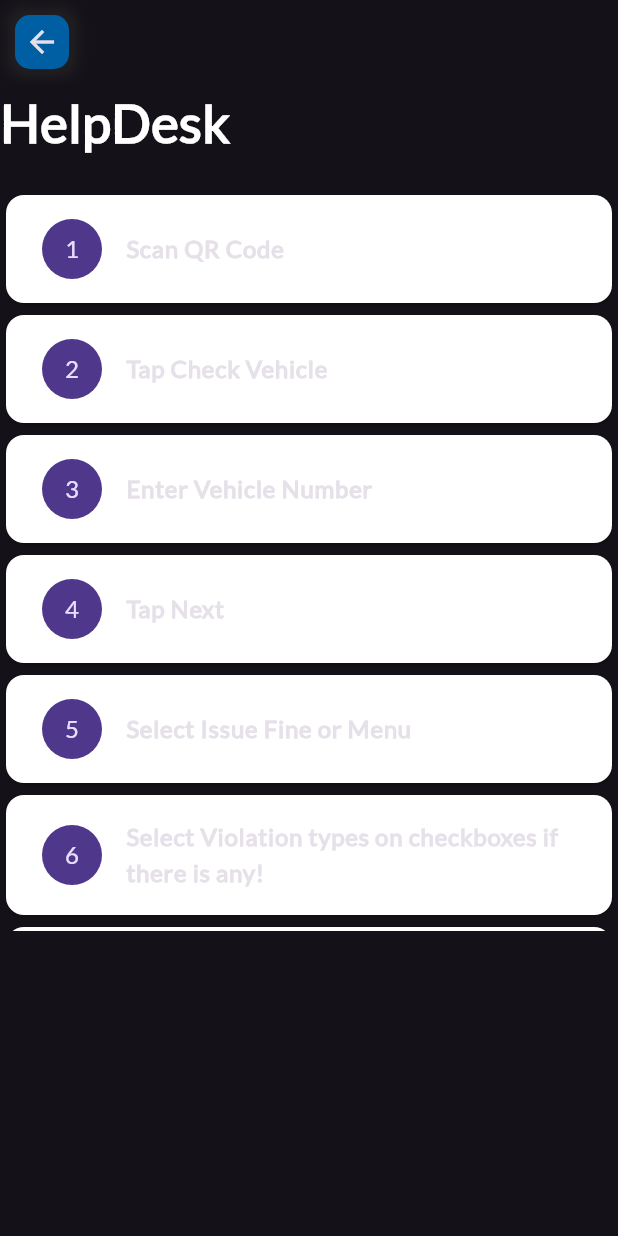
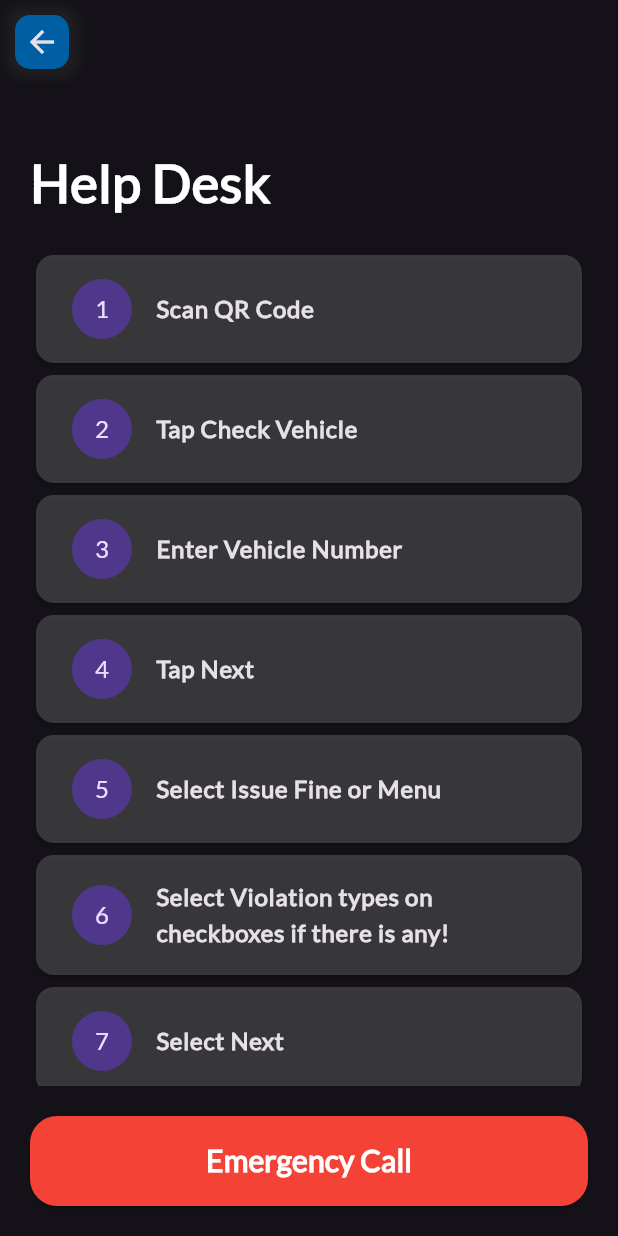
Before and after one commit to ShankaVisal/Smart_Fine_System_new, a Flutter app: the homePage screen opened directly, after a tap on "Support", on a phone screen of 412 x 824 dp. Run offline on Flutter 3.47's test engine with Material 3 defaults, Android fonts, the phone set to English and light mode, and no system bars; our stand-ins replace cloud_firestore, firebase_auth, firebase_core, lottie; missing offline and left inert: encrypt, flutter_barcode_scanner, mongo_dart; accounts and stored records are empty; network calls fail.

Commit message:
update project

```diff
--- a/lib/HelpDesk.dart
+++ b/lib/HelpDesk.dart
@@ -1,4 +1,6 @@
 import 'package:flutter/material.dart';
+import 'package:untitled27/Firebase/Login%20page.dart';
+import 'package:untitled27/RevenueLicenseDataBase/Display%20Details%20Only.dart';
 
 class HelpDesk extends StatelessWidget {
   HelpDesk({Key? key}) : super(key: key);
@@ -43,11 +45,14 @@ class HelpDesk extends StatelessWidget {
           ),
         ),
       ),
-      body: Column(
+      body: Padding(
+        padding: const EdgeInsets.all(20.0),
+        child: Column(
           crossAxisAlignment: CrossAxisAlignment.start,
           children: [
+            const SizedBox(height: 20),
             const Text(
-            "HelpDesk",
+              "Help Desk",
               style: TextStyle(
                 fontSize: 35,
                 fontWeight: FontWeight.bold,
@@ -55,14 +60,12 @@ class HelpDesk extends StatelessWidget {
               ),
             ),
             const SizedBox(height: 20),
-          Container(
-            height: screenHeight / 5 * 3,
-            child: Expanded(
+            Expanded(
               child: ListView.builder(
                 itemCount: steps.length,
                 itemBuilder: (context, index) {
                   return Card(
-                    color: Colors.white,
+                    color: const Color.fromARGB(51, 217, 217, 217),
                     child: Padding(
                       padding: const EdgeInsets.all(8.0),
                       child: ListTile(
@@ -84,8 +87,10 @@ class HelpDesk extends StatelessWidget {
                 },
               ),
             ),
+            SizedBox(height: 20.0,),
+            actionButton(text: "Emergency Call", onTap: (){}, btnColor: Colors.red)
+          ],
         ),
-        ],
       ),
     );
   }
--- a/lib/Home Page.dart
+++ b/lib/Home Page.dart
@@ -63,7 +63,7 @@ class _homePageState extends State<homePage> {
           ],
         ),
         body: Padding(
-          padding: const EdgeInsets.only(top: 70, left: 30, right: 30),
+          padding: const EdgeInsets.only(top: 40, left: 30, right: 30),
           child: SingleChildScrollView(
             child: Column(
               crossAxisAlignment: CrossAxisAlignment.start,
```
Lines whose indentation alone changed are shown as unchanged.
